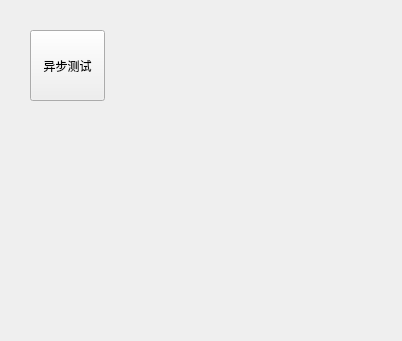
Above: QtDemo/TestQt/Promise/Promise.ui from Coder-Hrq/Code before the change. Below: the same form after it.
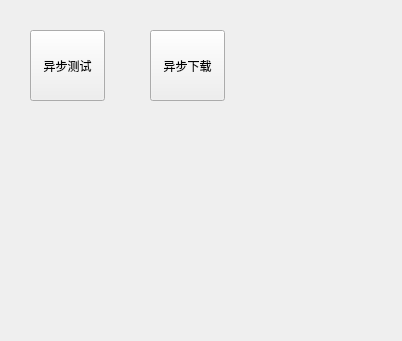
That is the form after the change.

Commit message: 【update】 添加异步http请求例子。

The edit to the form file:
```diff
--- a/QtDemo/TestQt/Promise/Promise.ui
+++ b/QtDemo/TestQt/Promise/Promise.ui
@@ -27,6 +27,19 @@
      <string>异步测试</string>
     </property>
    </widget>
+   <widget class="QPushButton" name="pushButtonLoad">
+    <property name="geometry">
+     <rect>
+      <x>150</x>
+      <y>30</y>
+      <width>75</width>
+      <height>71</height>
+     </rect>
+    </property>
+    <property name="text">
+     <string>异步下载</string>
+    </property>
+   </widget>
   </widget>
  </widget>
  <layoutdefault spacing="6" margin="11"/>
```
The commit also changes 7 other files.
